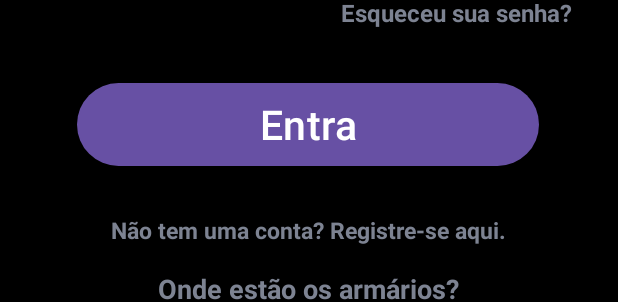
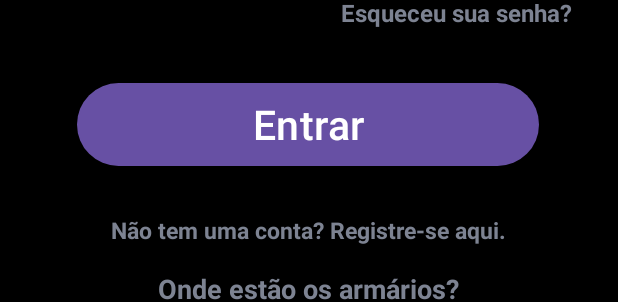
Before and after one commit to PI3-ES-2024-T25/PI3-ES-2024-T25, an Android app: the layout activity_login.xml on its own in the app's theme, with its tools: preview values and no code run, on a phone screen of 412 x 824 dp. Shown: the part 797-1099 px from the top of the screen. Run offline under Robolectric (Android 15) with nearby library versions, the phone set to English and light mode, and no system bars.

Commit message:
Revert "chore: mudei o texto"
This reverts commit 0010fad9588c557d2b1edcf7ea6f3b97cda75e99.

```diff
--- a/app/src/main/res/values/strings.xml
+++ b/app/src/main/res/values/strings.xml
@@ -4,7 +4,7 @@
     <string name="email_login">Email</string>
     <string name="senha_login">Senha</string>
     <string name="esqueceu_sua_senha">Esqueceu sua senha?</string>
-    <string name="btn_login">Entra</string>
+    <string name="btn_login">Entrar</string>
     <string name="register_login">Não tem uma conta? Registre-se aqui.</string>
     <string name="onde_estao_armarios">Onde estão os armários?</string>
 </resources>
```
